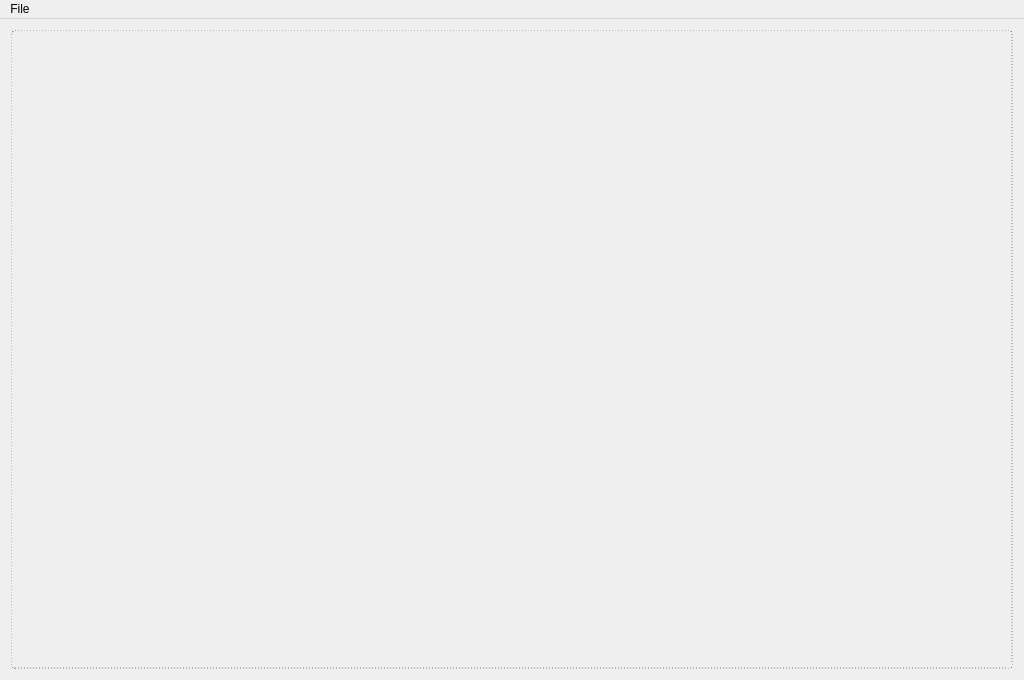
Before: the Qt Designer form zenwriter.ui in StepanKuzmin/zenwriter, drawn with Qt 5.
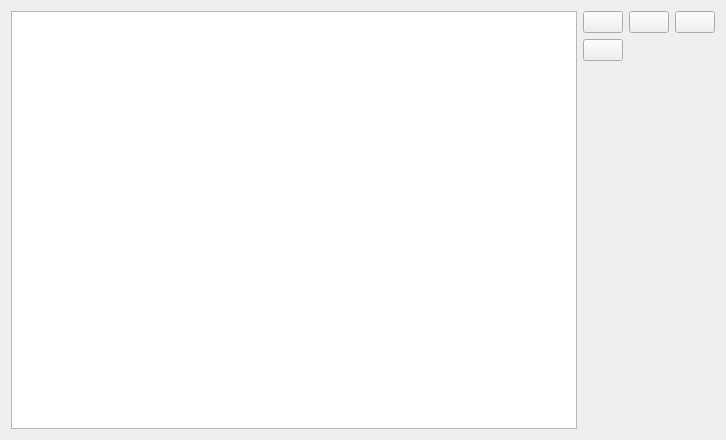
After: the same form once the commit is applied. Icons and pictures are not drawn.

Patch:
```diff
--- a/zenwriter.ui
+++ b/zenwriter.ui
@@ -1,115 +1,112 @@
 <?xml version="1.0" encoding="UTF-8"?>
 <ui version="4.0">
  <class>ZenWriter</class>
- <widget class="QMainWindow" name="ZenWriter">
+ <widget class="QWidget" name="ZenWriter">
   <property name="geometry">
    <rect>
     <x>0</x>
     <y>0</y>
-    <width>1024</width>
-    <height>680</height>
+    <width>726</width>
+    <height>440</height>
    </rect>
   </property>
-  <property name="maximumSize">
-   <size>
-    <width>1024</width>
-    <height>680</height>
-   </size>
-  </property>
   <property name="windowTitle">
    <string>ZenWriter</string>
   </property>
-  <widget class="QWidget" name="centralWidget">
-   <property name="styleSheet">
-    <string notr="true"/>
-   </property>
-   <layout class="QHBoxLayout" name="horizontalLayout">
-    <item>
-     <widget class="QPlainTextEdit" name="plainTextEdit">
-      <property name="font">
-       <font>
-        <family>Droid Sans</family>
-        <pointsize>12</pointsize>
-       </font>
-      </property>
-      <property name="styleSheet">
-       <string notr="true">border: 1px dotted grey;
-border-radius: 4; background: transparent;
-background: url(:/images/winter.jpg) no-repeat top left;
-</string>
-      </property>
-      <property name="frameShape">
-       <enum>QFrame::NoFrame</enum>
-      </property>
-      <property name="frameShadow">
-       <enum>QFrame::Plain</enum>
-      </property>
-      <property name="lineWidth">
-       <number>0</number>
-      </property>
-      <property name="backgroundVisible">
-       <bool>false</bool>
-      </property>
-     </widget>
-    </item>
-   </layout>
-  </widget>
-  <widget class="QMenuBar" name="menuBar">
-   <property name="geometry">
-    <rect>
-     <x>0</x>
-     <y>0</y>
-     <width>1024</width>
-     <height>19</height>
-    </rect>
-   </property>
-   <property name="autoFillBackground">
-    <bool>false</bool>
-   </property>
-   <property name="defaultUp">
-    <bool>false</bool>
-   </property>
-   <widget class="QMenu" name="menu_File">
-    <property name="title">
-     <string>File</string>
-    </property>
-    <addaction name="actionOpen"/>
-    <addaction name="actionSave"/>
-    <addaction name="actionSave_as"/>
-    <addaction name="separator"/>
-    <addaction name="actionQuit"/>
-   </widget>
-   <addaction name="menu_File"/>
-  </widget>
-  <action name="actionSave">
-   <property name="text">
-    <string>Save</string>
-   </property>
-   <property name="shortcut">
-    <string>Ctrl+S</string>
-   </property>
-  </action>
-  <action name="actionOpen">
-   <property name="text">
-    <string>Open</string>
-   </property>
-   <property name="shortcut">
-    <string>Ctrl+O</string>
-   </property>
-  </action>
-  <action name="actionSave_as">
-   <property name="text">
-    <string>Save as</string>
-   </property>
-   <property name="shortcut">
-    <string>Ctrl+Shift+S</string>
-   </property>
-  </action>
-  <action name="actionQuit">
-   <property name="text">
-    <string>Quit</string>
-   </property>
-  </action>
+  <layout class="QHBoxLayout" name="horizontalLayout">
+   <item>
+    <widget class="QPlainTextEdit" name="plainTextEdit"/>
+   </item>
+   <item>
+    <layout class="QVBoxLayout" name="verticalLayout">
+     <item>
+      <layout class="QGridLayout" name="gridLayout">
+       <item row="0" column="0">
+        <widget class="QPushButton" name="newButton">
+         <property name="text">
+          <string/>
+         </property>
+         <property name="icon">
+          <iconset resource="zenwriter.qrc">
+           <normaloff>:/icons/new.svg</normaloff>:/icons/new.svg</iconset>
+         </property>
+         <property name="iconSize">
+          <size>
+           <width>16</width>
+           <height>32</height>
+          </size>
+         </property>
+        </widget>
+       </item>
+       <item row="0" column="1">
+        <widget class="QPushButton" name="saveButton">
+         <property name="text">
+          <string/>
+         </property>
+         <property name="icon">
+          <iconset resource="zenwriter.qrc">
+           <normaloff>:/icons/save.svg</normaloff>:/icons/save.svg</iconset>
+         </property>
+         <property name="iconSize">
+          <size>
+           <width>16</width>
+           <height>32</height>
+          </size>
+         </property>
+        </widget>
+       </item>
+       <item row="0" column="2">
+        <widget class="QPushButton" name="openButton">
+         <property name="text">
+          <string/>
+         </property>
+         <property name="icon">
+          <iconset resource="zenwriter.qrc">
+           <normaloff>:/icons/open.svg</normaloff>:/icons/open.svg</iconset>
+         </property>
+         <property name="iconSize">
+          <size>
+           <width>16</width>
+           <height>32</height>
+          </size>
+         </property>
+        </widget>
+       </item>
+       <item row="1" column="0">
+        <widget class="QPushButton" name="switchFullScreenButton">
+         <property name="text">
+          <string/>
+         </property>
+         <property name="icon">
+          <iconset resource="zenwriter.qrc">
+           <normaloff>:/icons/fullscreen.svg</normaloff>:/icons/fullscreen.svg</iconset>
+         </property>
+         <property name="iconSize">
+          <size>
+           <width>16</width>
+           <height>32</height>
+          </size>
+         </property>
+        </widget>
+       </item>
+      </layout>
+     </item>
+     <item>
+      <spacer name="verticalSpacer">
+       <property name="orientation">
+        <enum>Qt::Vertical</enum>
+       </property>
+       <property name="sizeHint" stdset="0">
+        <size>
+         <width>20</width>
+         <height>40</height>
+        </size>
+       </property>
+      </spacer>
+     </item>
+    </layout>
+   </item>
+  </layout>
  </widget>
  <layoutdefault spacing="6" margin="11"/>
  <resources/>
```
Left out of the diff: 4 changed lines with no effect on the pictures.
